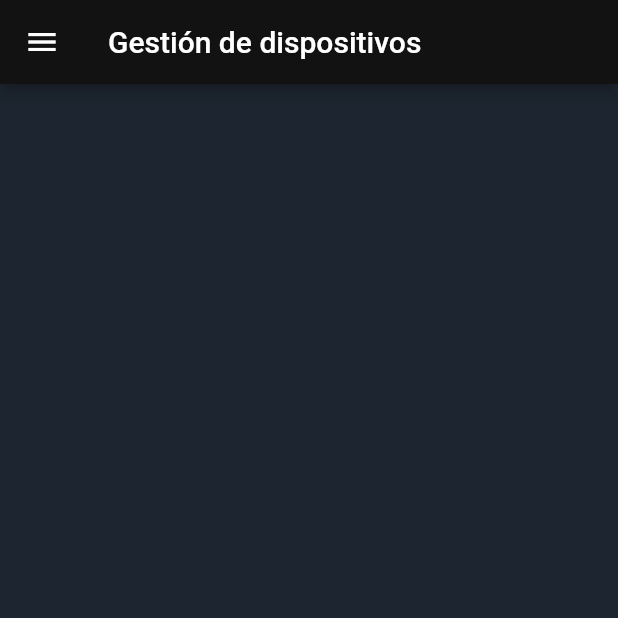
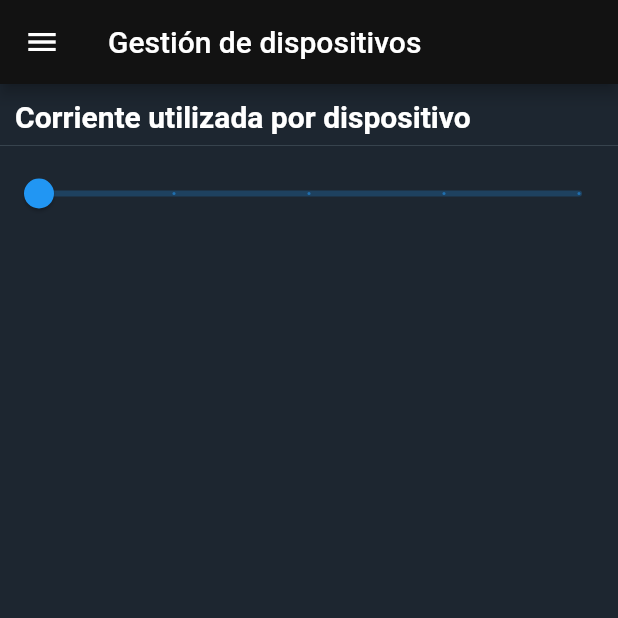
Before and after one commit to GabrielMartinMoran/TFI_UNTREF, a Flutter app: the screen it shows after launch, on a phone screen of 412 x 824 dp, the top half of it. Run offline on Flutter 3.47's test engine with Material 2 defaults, Android fonts, the phone set to English and light mode, and no system bars; our stand-ins replace fl_chart, flutter_native_timezone, timezone; network calls fail; project files that could hold a hidden picture were left out.

Commit message:
Agregado slider de tiempo en el grafico de corriente

```diff
--- a/app/lib/src/models/device.dart
+++ b/app/lib/src/models/device.dart
@@ -18,12 +18,6 @@ class Device {
         name: json["name"],
       );
 
-  Map<String, dynamic> toJson() => {
-        "bleId": bleId,
-        "measurements": List<dynamic>.from(measurements.map((x) => x.toJson())),
-        "name": name,
-      };
-
   List<Measurement> getLasBunchOfTime(double lastSeconds) {
     final filtered = measurements
         .where((x) =>
--- a/app/lib/src/screens/home_screen.dart
+++ b/app/lib/src/screens/home_screen.dart
@@ -1,14 +1,12 @@
-import 'package:app/src/configs/assets.dart';
-import 'package:app/src/providers/devices_provider.dart';
-import 'package:app/src/widgets/charts/devices_current_chart.dart';
+import 'package:app/src/widgets/charts/devices_current_charts.dart';
 import 'package:flutter/material.dart';
-import 'package:provider/provider.dart';
 
 class HomeScreen extends StatelessWidget {
   HomeScreen({Key key}) : super(key: key);
 
   @override
   Widget build(BuildContext context) {
-    return ListView(children: [DevicesCurrentChart()]); //DevicesCurrentChart();
+    return ListView(
+        children: [DevicesCurrentCharts()]); //DevicesCurrentCharts();
   }
 }
--- a/app/lib/src/services/devices_service.dart
+++ b/app/lib/src/services/devices_service.dart
@@ -10,8 +10,4 @@ class DevicesService extends BaseService {
 
   List<Device> _devicesFromJson(String str) =>
       List<Device>.from(json.decode(str).map((x) => Device.fromJson(x)));
-  /*
-  String devicesToJson(List<Device> data) =>
-      json.encode(List<dynamic>.from(data.map((x) => x.toJson())));
-  */
 }
--- a/app/lib/src/utils/date_converter.dart
+++ b/app/lib/src/utils/date_converter.dart
@@ -31,7 +31,7 @@ class DateConverter {
   }
 
   static DateTime toUTCfromTimestamp(double timestamp) =>
-      DateTime.fromMillisecondsSinceEpoch(timestamp.toInt() * 1000);
+      DateTime.fromMillisecondsSinceEpoch(timestamp.toInt() * 1000).toUtc();
 
   static tz.Location _getTimezoneLocation() {
     final locationKey = tz.timeZoneDatabase.locations.keys.firstWhere(
--- /dev/null
+++ b/app/lib/src/widgets/charts/devices_current_charts.dart
@@ -0,0 +1,54 @@
+import 'package:app/src/configs/pallete.dart';
+import 'package:app/src/models/device.dart';
+import 'package:app/src/providers/devices_provider.dart';
+import 'package:app/src/widgets/charts/device_current_chart.dart';
+import 'package:app/src/widgets/header.dart';
+import 'package:app/src/widgets/time_slider.dart';
+import 'package:flutter/material.dart';
+import 'package:provider/provider.dart';
+
+class DevicesCurrentCharts extends StatefulWidget {
+  const DevicesCurrentCharts({Key key}) : super(key: key);
+
+  @override
+  _DevicesCurrentChartsState createState() => _DevicesCurrentChartsState();
+}
+
+class _DevicesCurrentChartsState extends State<DevicesCurrentCharts> {
+  double timeInterval = 30.0;
+  double measurementsMaxAge = 120.0;
+
+  @override
+  Widget build(BuildContext context) {
+    final devicesProvider = Provider.of<DevicesProvider>(context);
+    return Column(
+      children: [
+        Header("Corriente utilizada por dispositivo"),
+        TimeSlider(
+            onChange: (double value) => setState(() {
+                  measurementsMaxAge = value;
+                  timeInterval = measurementsMaxAge / 4;
+                })),
+        Column(
+            children: _getCharts(
+                devicesProvider.devices, timeInterval, measurementsMaxAge)),
+      ],
+    );
+  }
+
+  _getCharts(
+      List<Device> devices, double timeInterval, double measurementsMaxAge) {
+    List<Widget> charts = [];
+    try {
+      for (var device in devices) {
+        charts.add(DeviceCurrentChart(
+            device: device,
+            timeInterval: timeInterval,
+            measurementsBunchMaxAge: measurementsMaxAge));
+      }
+    } catch (e) {
+      print('Ha ocurrido un error al generar los graficos');
+    }
+    return charts;
+  }
+}
--- /dev/null
+++ b/app/lib/src/widgets/header.dart
@@ -0,0 +1,28 @@
+import 'package:app/src/configs/pallete.dart';
+import 'package:flutter/material.dart';
+
+class Header extends StatelessWidget {
+  final String text;
+  const Header(this.text, {Key key}) : super(key: key);
+
+  Widget build(BuildContext context) {
+    return Container(
+        child: Column(
+      crossAxisAlignment: CrossAxisAlignment.start,
+      children: [
+        Padding(
+          padding: EdgeInsets.only(top: 10.0, left: 10.0),
+          child: Text(text,
+              style: TextStyle(
+                color: Pallete.fontColor,
+                fontSize: 20,
+                fontWeight: FontWeight.w600,
+              )),
+        ),
+        Divider(
+          color: Pallete.chartLine,
+        )
+      ],
+    ));
+  }
+}
--- /dev/null
+++ b/app/lib/src/widgets/time_slider.dart
@@ -0,0 +1,44 @@
+import 'package:flutter/material.dart';
+
+class TimeSlider extends StatefulWidget {
+  final Function onChange;
+  TimeSlider({Key key, this.onChange}) : super(key: key);
+
+  @override
+  _TimeSliderState createState() => _TimeSliderState(onChange);
+}
+
+class _TimeSliderState extends State<TimeSlider> {
+  final Function onChange;
+  double sliderValue = 0;
+  final _valuesMap = {
+    0: [60.0, '1 minuto'],
+    1: [60.0 * 5, '5 minutos'],
+    2: [60.0 * 30, '30 minutos'],
+    3: [60.0 * 60 * 1, '1 hora'],
+    4: [60.0 * 60 * 2, '2 horas']
+  };
+
+  _TimeSliderState(this.onChange);
+
+  @override
+  Widget build(BuildContext context) {
+    return Slider(
+      value: sliderValue,
+      onChanged: (double value) {
+        setState(() {
+          sliderValue = value;
+          onChange(_sliderValueToTime(value.toInt()));
+        });
+      },
+      min: 0,
+      max: (_valuesMap.keys.length - 1).toDouble(),
+      divisions: _valuesMap.keys.length - 1,
+      label: _getLabel(sliderValue.toInt()),
+    );
+  }
+
+  double _sliderValueToTime(int value) => _valuesMap[value][0];
+
+  String _getLabel(int value) => _valuesMap[value][1];
+}
```
Also changed, not shown: app/lib/src/models/measurement.dart (+0 -7 lines), app/lib/src/widgets/charts/device_current_chart.dart (renamed from app/lib/src/widgets/charts/devices_current_chart.dart, +42 -49 lines), 2 other files.
